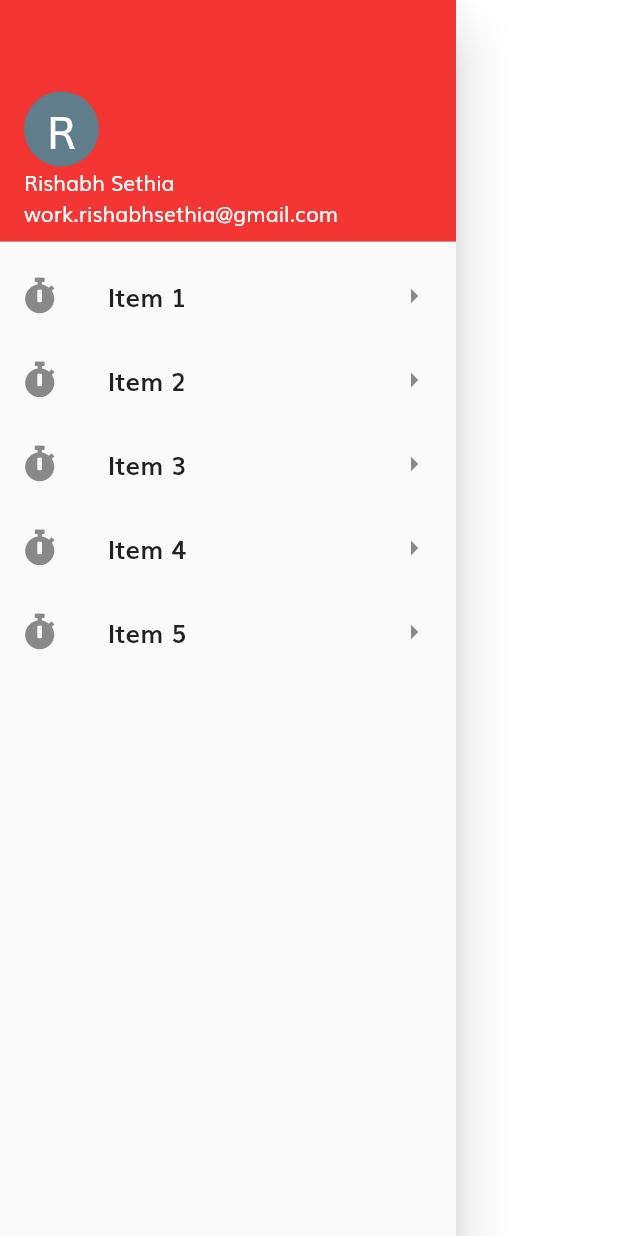
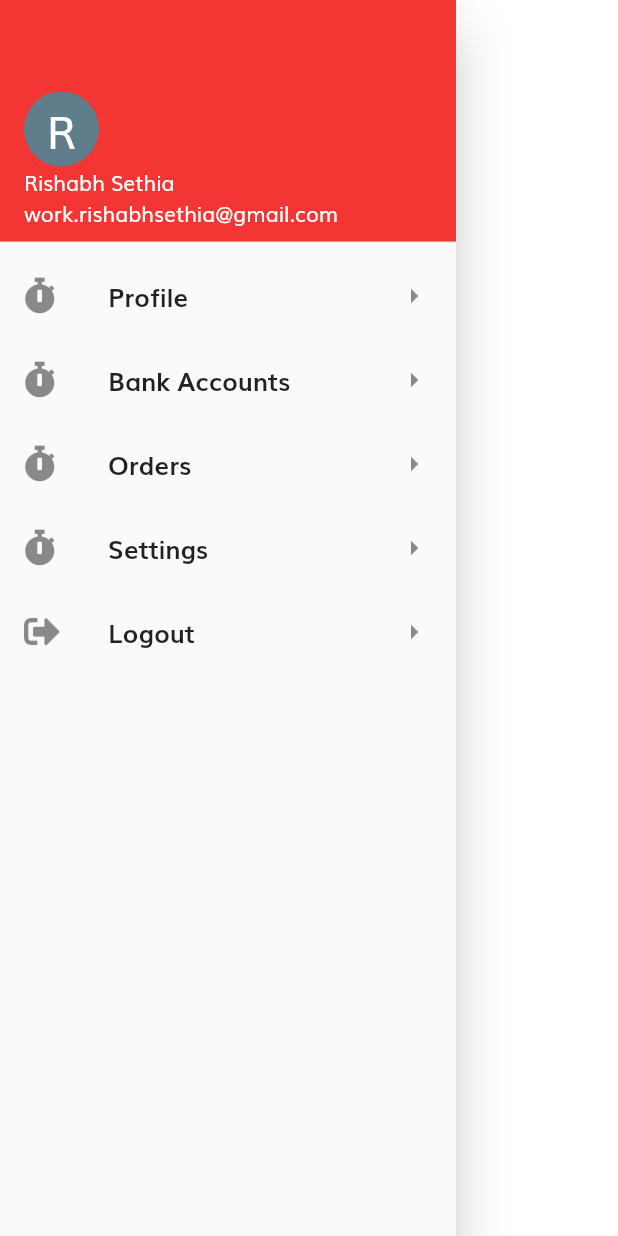
Before and after one commit to EmperorAkashi20/optymoney, a Flutter app: the AppDrawerMain widget shown alone on an empty page, opened directly, on a phone screen of 412 x 824 dp. Run offline on Flutter 3.47's test engine with Material 2 defaults, Android fonts, the light colour scheme and no system bars; our stand-ins replace bottom_navy_bar, cloud_firestore, firebase_auth, firebase_core, firebase_database, flutter_svg and 3 more; missing offline and left inert: intro_screen_onboarding_flutter; accounts and stored records are empty; project files that could hold a hidden picture were left out.

Commit message:
Firebase Implementation for android began. Login & Signup wrking

```diff
--- a/lib/PostLogin/dashboard/dashboarddata.dart
+++ b/lib/PostLogin/dashboard/dashboarddata.dart
@@ -1,6 +1,10 @@
+import 'package:firebase_core/firebase_core.dart';
 import 'package:flutter/material.dart';
 import 'package:font_awesome_flutter/font_awesome_flutter.dart';
+import 'package:optymoney/sign_in_screen/sign_in_screen.dart';
+import 'package:optymoney/sign_up_screen/sign_up_screen.dart';
 import 'package:optymoney/size_config.dart';
+import 'package:firebase_auth/firebase_auth.dart';
 
 import '../../constants.dart';
 
@@ -12,6 +16,12 @@ class DashBoardData extends StatefulWidget {
 class _DashBoardDataState extends State<DashBoardData>
     with SingleTickerProviderStateMixin {
   TabController _controller;
+  final _auth = FirebaseAuth.instance;
+
+  void getCurrentUser() async {
+    final user = _auth.currentUser;
+    print(user);
+  }
 
   @override
   void initState() {
@@ -96,9 +106,16 @@ class _DashBoardDataState extends State<DashBoardData>
 }
 
 class AppDrawerMain extends StatelessWidget {
-  const AppDrawerMain({
+  AppDrawerMain({
     Key key,
   }) : super(key: key);
+
+  final _auth = FirebaseAuth.instance;
+
+  void getCurrentUser() async {
+    final user = _auth.currentUser;
+    print(user);
+  }
 
   @override
   Widget build(BuildContext context) {
@@ -138,7 +155,7 @@ class AppDrawerMain extends StatelessWidget {
             ),
           ),
           AppDrawerListTIle(
-            title: "Item 1",
+            title: "Profile",
             icon: FaIcon(
               FontAwesomeIcons.stopwatch,
             ),
@@ -147,7 +164,7 @@ class AppDrawerMain extends StatelessWidget {
             },
           ),
           AppDrawerListTIle(
-            title: "Item 2",
+            title: "Bank Accounts",
             icon: FaIcon(
               FontAwesomeIcons.stopwatch,
             ),
@@ -156,7 +173,7 @@ class AppDrawerMain extends StatelessWidget {
             },
           ),
           AppDrawerListTIle(
-            title: "Item 3",
+            title: "Orders",
             icon: FaIcon(
               FontAwesomeIcons.stopwatch,
             ),
@@ -165,7 +182,7 @@ class AppDrawerMain extends StatelessWidget {
             },
           ),
           AppDrawerListTIle(
-            title: "Item 4",
+            title: "Settings",
             icon: FaIcon(
               FontAwesomeIcons.stopwatch,
             ),
@@ -174,12 +191,13 @@ class AppDrawerMain extends StatelessWidget {
             },
           ),
           AppDrawerListTIle(
-            title: "Item 5",
+            title: "Logout",
             icon: FaIcon(
-              FontAwesomeIcons.stopwatch,
+              FontAwesomeIcons.signOutAlt,
             ),
             navigationRoute: () {
-              Navigator.pop(context);
+              _auth.signOut();
+              Navigator.pushNamed(context, SignInScreen.routeName);
             },
           ),
         ],
--- a/lib/main.dart
+++ b/lib/main.dart
@@ -1,3 +1,4 @@
+import 'package:firebase_core/firebase_core.dart';
 import 'package:flutter/material.dart';
 import 'package:flutter/services.dart';
 import 'package:optymoney/routes.dart';
@@ -5,7 +6,9 @@ import 'package:optymoney/routes.dart';
 import 'Components/custom_suffix_icon.dart';
 import 'onboardingscreen/onboardingscreen.dart';
 
-void main() {
+void main() async {
+  WidgetsFlutterBinding.ensureInitialized();
+  await Firebase.initializeApp();
   WidgetsFlutterBinding.ensureInitialized();
   SystemChrome.setPreferredOrientations(
       [DeviceOrientation.portraitUp, DeviceOrientation.portraitDown]).then((_) {
--- a/lib/routes.dart
+++ b/lib/routes.dart
@@ -3,6 +3,7 @@ import 'package:optymoney/PostLogin/postloginstartshere.dart';
 import 'package:optymoney/complete_profile/complete_profile_screen.dart';
 import 'package:optymoney/onboardingscreen/onboardingscreen.dart';
 import 'package:optymoney/otp/otp_screen.dart';
+import 'package:optymoney/sign_in_screen/sign_in_screen.dart';
 import 'package:optymoney/sign_up_screen/sign_up_screen.dart';
 import 'package:optymoney/testpage.dart';
 
@@ -15,4 +16,5 @@ final Map<String, WidgetBuilder> routes = {
   CompleteProfileScreen.routeName: (context) => CompleteProfileScreen(),
   OtpScreen.routeName: (context) => OtpScreen(),
   PostLoginStartsHere.routeName: (context) => PostLoginStartsHere(),
+  SignInScreen.routeName: (context) => SignInScreen(),
 };
```
Also changed, not shown: lib/PostLogin/resources/components/body.dart (+11 -23 lines), lib/complete_profile/components/complete_profile_form.dart (+7 -2 lines), lib/constants.dart (+8 -4 lines), lib/sign_in_screen/components/body.dart (+7 -2 lines), lib/sign_in_screen/components/sign_in_form.dart (+52 -2 lines), lib/sign_up_screen/components/sign_up_form.dart (+16 -4 lines), pubspec.yaml (+8 -3 lines), pubspec.lock, 4 other files.
